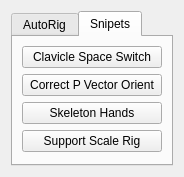
Old version of the form Python/Resources/Autorig.ui in the repository rendermotion/RMPY.
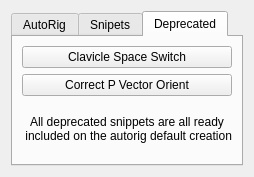
New version of the form. The open tabs and pages were chosen to show the change.

Diff of the .ui file:
```diff
--- a/Python/Resources/Autorig.ui
+++ b/Python/Resources/Autorig.ui
@@ -6,8 +6,8 @@
    <rect>
     <x>0</x>
     <y>0</y>
-    <width>174</width>
-    <height>174</height>
+    <width>234</width>
+    <height>172</height>
    </rect>
   </property>
   <property name="windowTitle">
@@ -91,20 +91,6 @@
        <string>Snipets</string>
       </attribute>
       <layout class="QVBoxLayout" name="verticalLayout_2">
-       <item>
-        <widget class="QPushButton" name="ClavicleSpaceSwitchBtn">
-         <property name="text">
-          <string extracomment="This button will create a clavicle spaceswitch, this is allready implemented in the autorig, is just for previous rigs">Clavicle Space Switch</string>
-         </property>
-        </widget>
-       </item>
-       <item>
-        <widget class="QPushButton" name="PoleVectorBtn">
-         <property name="text">
-          <string extracomment="This button will correct the Pole vector Orientation, this is allready implemented on the Autorig is just for previous versions">Correct P Vector Orient</string>
-         </property>
-        </widget>
-       </item>
        <item>
         <widget class="QPushButton" name="SkeletonHandsBtn">
          <property name="text">
@@ -116,6 +102,45 @@
         <widget class="QPushButton" name="supportScaleRigBtn">
          <property name="text">
           <string>Support Scale Rig</string>
+         </property>
+        </widget>
+       </item>
+       <item>
+        <widget class="QPushButton" name="feetOrientationBtn">
+         <property name="text">
+          <string>Correct Feet Orientation</string>
+         </property>
+        </widget>
+       </item>
+      </layout>
+     </widget>
+     <widget class="QWidget" name="tab_5">
+      <attribute name="title">
+       <string>Deprecated</string>
+      </attribute>
+      <layout class="QVBoxLayout" name="verticalLayout_4">
+       <item>
+        <widget class="QPushButton" name="ClavicleSpaceSwitchBtn">
+         <property name="text">
+          <string extracomment="This button will create a clavicle spaceswitch, this is allready implemented in the autorig, is just for previous rigs">Clavicle Space Switch</string>
+         </property>
+        </widget>
+       </item>
+       <item>
+        <widget class="QPushButton" name="PoleVectorBtn">
+         <property name="text">
+          <string extracomment="This button will correct the Pole vector Orientation, this is allready implemented on the Autorig is just for previous versions">Correct P Vector Orient</string>
+         </property>
+        </widget>
+       </item>
+       <item>
+        <widget class="QLabel" name="label">
+         <property name="text">
+          <string>All deprecated snippets are all ready
+ included on the autorig default creation</string>
+         </property>
+         <property name="alignment">
+          <set>Qt::AlignCenter</set>
          </property>
         </widget>
        </item>
```
Left out of the diff: 2 changed lines with no effect on the pictures.
